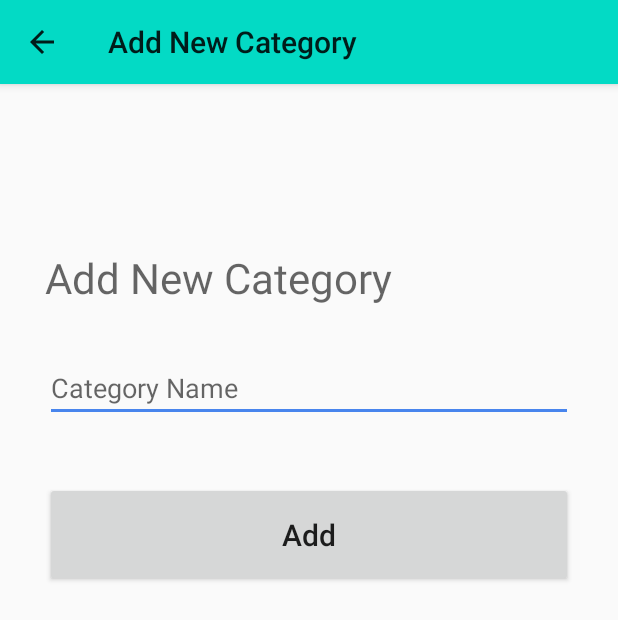
After one commit to myqpalzm/UAS-Mobile-Bentask, an Android app: the AddCategoryActivity screen opened directly, with no data from a screen before it, on a phone screen of 412 x 824 dp. The commit adds this screen. Shown: the top 620 px of the screen. Run offline under Robolectric (Android 15) with nearby library versions, the phone set to English and light mode, and no system bars; 1 statement that could not run was skipped.

Commit message:
Mencoba Membuat category acivity menggunakan SQlite

```diff
--- a/app/build.gradle
+++ b/app/build.gradle
@@ -38,6 +38,7 @@ dependencies {
     implementation 'androidx.appcompat:appcompat:1.3.1'
     implementation 'com.google.android.material:material:1.4.0'
     implementation 'androidx.constraintlayout:constraintlayout:2.1.1'
+    implementation 'androidx.recyclerview:recyclerview:1.1.0'
     testImplementation 'junit:junit:4.+'
     androidTestImplementation 'androidx.test.ext:junit:1.1.3'
     androidTestImplementation 'androidx.test.espresso:espresso-core:3.4.0'
--- a/app/src/main/java/id/ac/umn/uas_mobile_bentask/ActivitySplashScreen.java
+++ b/app/src/main/java/id/ac/umn/uas_mobile_bentask/ActivitySplashScreen.java
@@ -14,14 +14,14 @@ public class ActivitySplashScreen extends AppCompatActivity {
         super.onCreate(savedInstanceState);
 
         //menghilangkan ActionBar
-        this.requestWindowFeature(Window.FEATURE_NO_TITLE);
         setContentView(R.layout.activity_splash_screen);
 
         final Handler handler = new Handler();
+        getSupportActionBar().hide();
         handler.postDelayed(new Runnable() {
             @Override
             public void run() {
-                startActivity(new Intent(getApplicationContext(), MainActivity.class));
+                startActivity(new Intent(getApplicationContext(), CategoryActivity.class));
                 finish();
             }
         }, 3000L); //3000 L = 3 detik
--- /dev/null
+++ b/app/src/main/java/id/ac/umn/uas_mobile_bentask/AddCategoryActivity.java
@@ -0,0 +1,33 @@
+package id.ac.umn.uas_mobile_bentask;
+
+import androidx.appcompat.app.AppCompatActivity;
+
+import android.content.Intent;
+import android.os.Bundle;
+import android.view.View;
+import android.widget.Button;
+import android.widget.EditText;
+
+public class AddCategoryActivity extends AppCompatActivity {
+
+    EditText category_input;
+    Button add_button;
+
+    @Override
+    protected void onCreate(Bundle savedInstanceState) {
+        super.onCreate(savedInstanceState);
+        setContentView(R.layout.activity_add_category);
+
+        category_input = findViewById(R.id.category_input);
+        add_button = findViewById(R.id.add_button);
+        add_button.setOnClickListener(new View.OnClickListener(){
+            @Override
+            public void onClick(View view) {
+                MyDatabaseHelper myDB = new MyDatabaseHelper(AddCategoryActivity.this);
+                myDB.addCategory(category_input.getText().toString().trim());
+                Intent intent = new Intent(AddCategoryActivity.this, CategoryActivity.class);
+                startActivity(intent);
+            }
+        });
+    }
+}
--- /dev/null
+++ b/app/src/main/res/layout/activity_add_category.xml
@@ -0,0 +1,44 @@
+<?xml version="1.0" encoding="utf-8"?>
+<androidx.constraintlayout.widget.ConstraintLayout xmlns:android="http://schemas.android.com/apk/res/android"
+    xmlns:app="http://schemas.android.com/apk/res-auto"
+    xmlns:tools="http://schemas.android.com/tools"
+    android:layout_width="match_parent"
+    android:layout_height="match_parent"
+    tools:context=".AddCategoryActivity"
+    android:padding="30dp">
+
+  <TextView
+      android:layout_width="match_parent"
+      android:layout_height="wrap_content"
+      android:layout_marginTop="80dp"
+      android:textSize="28dp"
+      android:hint="Add New Category"
+      app:layout_constraintEnd_toEndOf="parent"
+      app:layout_constraintStart_toStartOf="parent"
+      app:layout_constraintTop_toTopOf="parent"/>
+
+  <EditText
+      android:id="@+id/category_input"
+      android:layout_width="match_parent"
+      android:layout_height="wrap_content"
+      android:layout_marginTop="150dp"
+      android:ems="10"
+      android:hint="Category Name"
+      android:inputType="textPersonName"
+      app:layout_constraintEnd_toEndOf="parent"
+      app:layout_constraintStart_toStartOf="parent"
+      app:layout_constraintTop_toTopOf="parent" />
+
+
+  <Button
+      android:id="@+id/add_button"
+      android:layout_width="match_parent"
+      android:layout_height="70dp"
+      android:layout_marginTop="40dp"
+      android:text="Add"
+      android:textSize="20sp"
+      android:textAllCaps="false"
+      app:layout_constraintEnd_toEndOf="parent"
+      app:layout_constraintStart_toStartOf="parent"
+      app:layout_constraintTop_toBottomOf="@+id/category_input" />
+</androidx.constraintlayout.widget.ConstraintLayout>
--- a/app/src/main/res/values/themes.xml
+++ b/app/src/main/res/values/themes.xml
@@ -1,10 +1,10 @@
 <resources xmlns:tools="http://schemas.android.com/tools">
     <!-- Base application theme. -->
     <!-- Base application theme. -->
-    <style name="AppTheme" parent="Theme.AppCompat.Light.NoActionBar">
+    <style name="AppTheme" parent="Theme.AppCompat.Light">
         <!-- Customize your theme here. -->
-        <item name="colorPrimary">@color/colorPrimary</item>
-        <item name="colorPrimaryDark">@color/colorPrimaryDark</item>
+        <item name="colorPrimary">@color/teal_200</item>
+        <item name="colorPrimaryDark">@color/teal_200</item>
         <item name="colorAccent">@color/colorAccent</item>
     </style>
 
```
Also changed, not shown: app/src/main/AndroidManifest.xml (+26 -12 lines), app/src/main/java/id/ac/umn/uas_mobile_bentask/CategoryActivity.java (added, +61 -0 lines), app/src/main/res/layout/activity_category.xml (added, +57 -0 lines).
